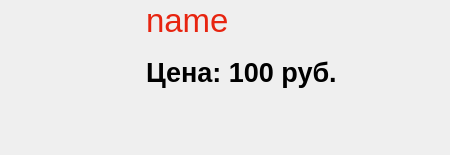
This is Robot/design/ui/store/catalog/item.ui in NikshetSteh/TransportationEngineers as Qt 5 draws it before an edit. The edited form follows.
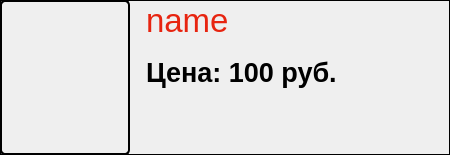
This is the edited form.

Diff of the .ui file:
```diff
--- a/Robot/design/ui/store/catalog/item.ui
+++ b/Robot/design/ui/store/catalog/item.ui
@@ -13,6 +13,9 @@
   <property name="windowTitle">
    <string>Form</string>
   </property>
+  <property name="styleSheet">
+   <string notr="true">border:1px solid rgb(0, 0, 0);</string>
+  </property>
   <widget class="QLabel" name="label">
    <property name="geometry">
     <rect>
@@ -22,6 +25,10 @@
      <height>155</height>
     </rect>
    </property>
+   <property name="styleSheet">
+    <string notr="true">border-radius: 5px;
+border: 2px solid rgb(0, 0, 0);</string>
+   </property>
    <property name="text">
     <string/>
    </property>
@@ -42,7 +49,8 @@
     </font>
    </property>
    <property name="styleSheet">
-    <string notr="true">color: #E72410;</string>
+    <string notr="true">color: #E72410;
+border: none;</string>
    </property>
    <property name="text">
     <string>name</string>
@@ -64,6 +72,9 @@
      <bold>true</bold>
     </font>
    </property>
+   <property name="styleSheet">
+    <string notr="true">border: none;</string>
+   </property>
    <property name="text">
     <string>Цена: 100 руб.</string>
    </property>
```
